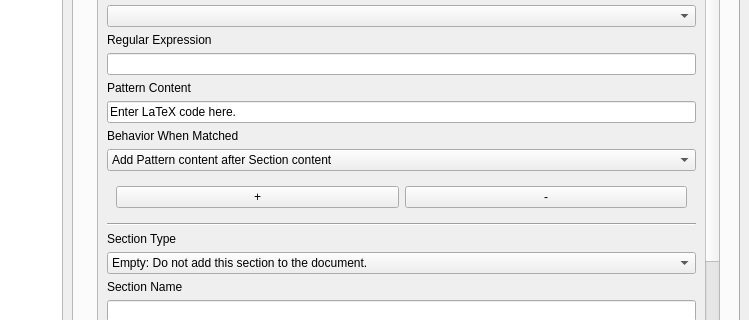
Qt form App/UI/main.ui (ledbetterj1atwit/Senior-Project) before a commit; both pictures show x 138 to 887 and y 117 to 437 of the 887 by 626 pixel window.
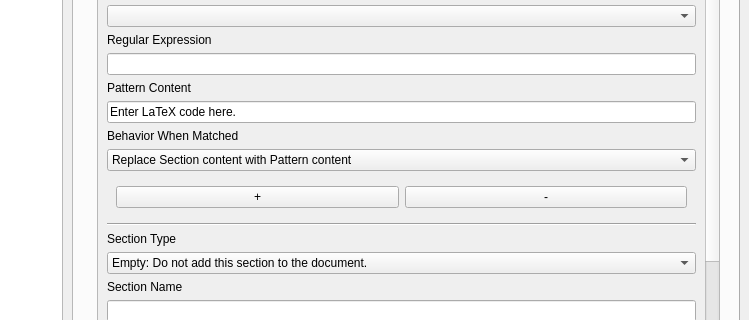
The same form after that commit. Icons and pictures are not drawn.

Patch:
```diff
--- a/App/UI/main.ui
+++ b/App/UI/main.ui
@@ -489,8 +489,8 @@
               <property name="geometry">
                <rect>
                 <x>0</x>
-                <y>-212</y>
-                <width>701</width>
+                <y>0</y>
+                <width>602</width>
                 <height>826</height>
                </rect>
               </property>
@@ -548,11 +548,6 @@
                </item>
                <item>
                 <widget class="QComboBox" name="pattern_behavior">
-                 <item>
-                  <property name="text">
-                   <string>Add Pattern content after Section content</string>
-                  </property>
-                 </item>
                  <item>
                   <property name="text">
                    <string>Replace Section content with Pattern content</string>
```
Left out of the diff: 13 changed lines with no effect on the pictures.
